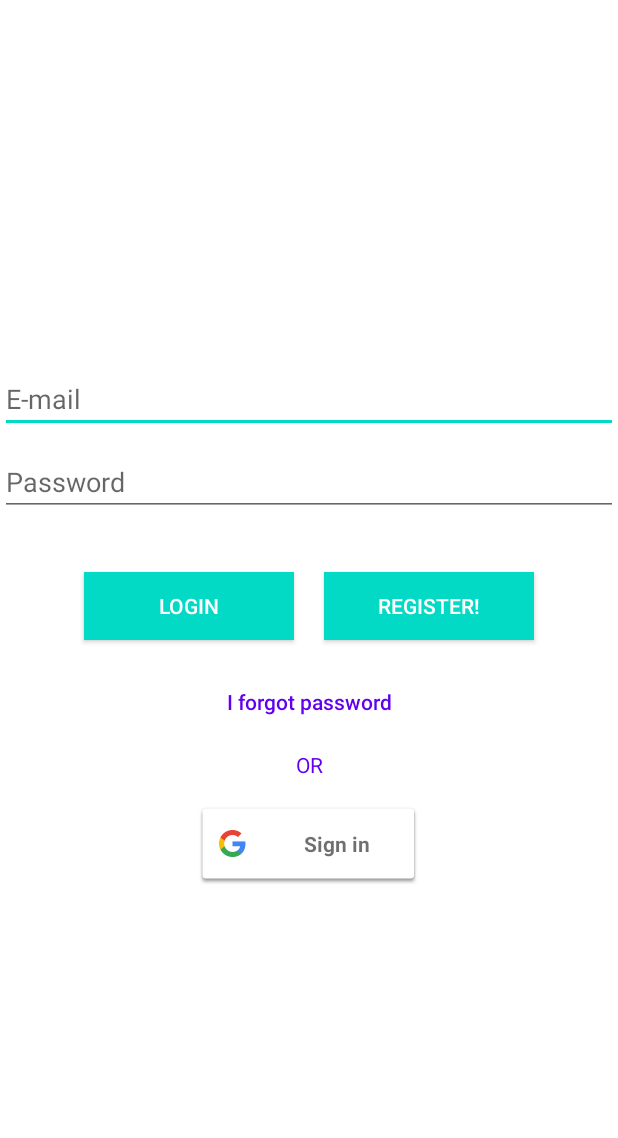
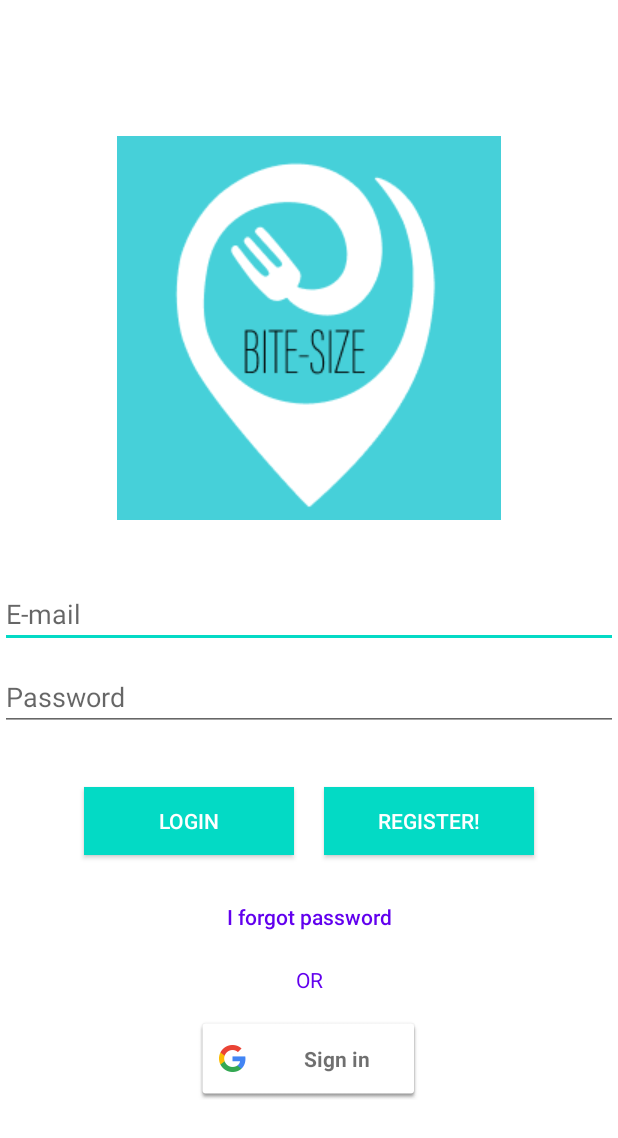
Before and after one commit to ETS-Android3/BiteSize, an Android app: the LoginActivity screen opened directly, with no data from a screen before it, on a phone screen of 412 x 824 dp. Shown: the top 1138 px of the screen. Run offline under Robolectric (Android 15) with nearby library versions, the phone set to English and light mode, and no system bars; our stand-ins replace Firebase (no records; nobody signed in at launch, a user with empty details on screens opened directly); libraries missing offline, so code that uses them is left out: com.firebase.ui.

Commit message:
Add logo.png

```diff
--- a/app/src/main/res/layout/activity_login.xml
+++ b/app/src/main/res/layout/activity_login.xml
@@ -5,11 +5,16 @@
     android:gravity="center"
     android:background="#FFF">
 
+    <ImageView
+        android:layout_width="wrap_content"
+        android:layout_height="wrap_content"
+        android:src="@drawable/logo" />
+
     <EditText
         android:layout_width="match_parent"
         android:layout_height="wrap_content"
         android:inputType="textEmailAddress"
-        android:layout_marginTop="10dp"
+        android:layout_marginTop="40dp"
         android:id="@+id/emailEditText"
         android:hint="E-mail"/>
 
```
